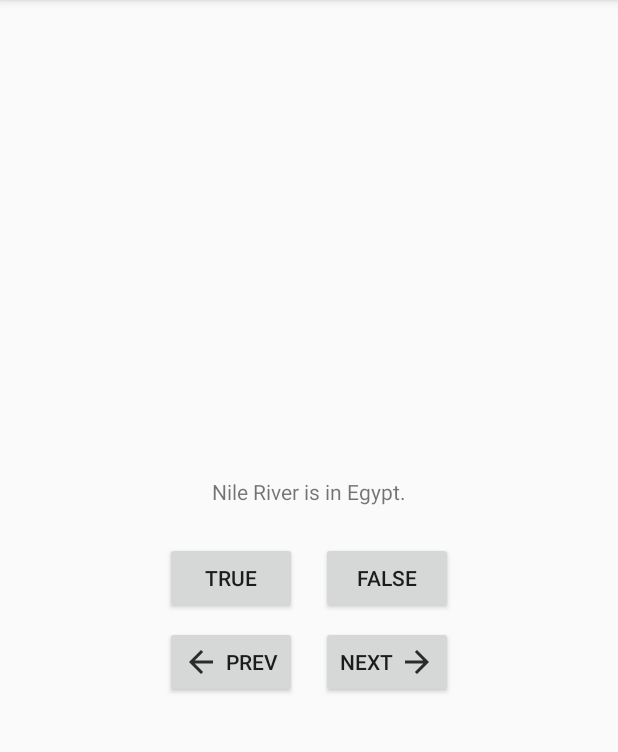
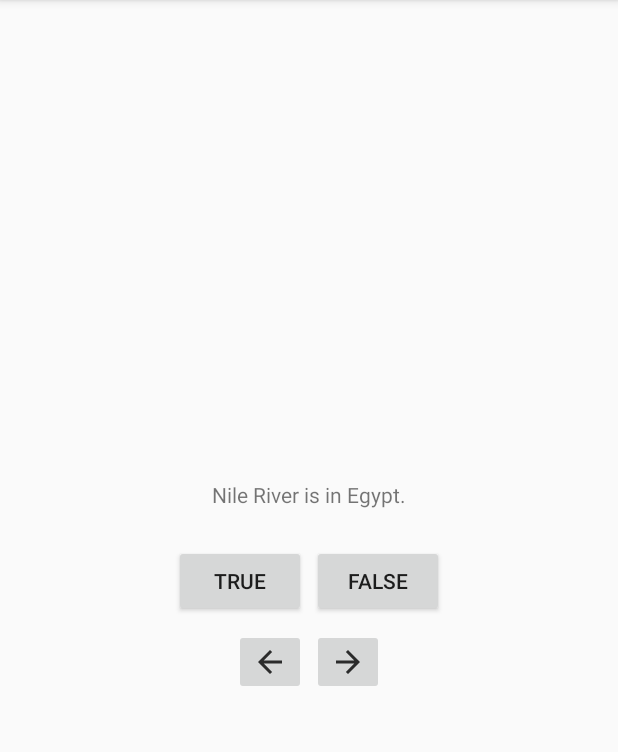
Before and after one commit to SebastianLiando/Android-Ranch, an Android app: the screen it shows after launch (QuizActivity), on a phone screen of 412 x 824 dp, the part 84-836 px from its top. Run offline under Robolectric (Android 15) with nearby library versions, the phone set to English and light mode, and no system bars.

Commit message:
change some buttons to image buttons
the previous and the next button are now image buttons. Solves the last challenge in chapter 2

```diff
--- a/GeoQuiz/app/src/main/java/com/zetzaus/geoquiz/QuizActivity.java
+++ b/GeoQuiz/app/src/main/java/com/zetzaus/geoquiz/QuizActivity.java
@@ -4,6 +4,7 @@ import android.os.Bundle;
 import android.view.Gravity;
 import android.view.View;
 import android.widget.Button;
+import android.widget.ImageButton;
 import android.widget.TextView;
 import android.widget.Toast;
 
@@ -17,8 +18,8 @@ public class QuizActivity extends AppCompatActivity {
 
     private Button mTrueButton;
     private Button mFalseButton;
-    private Button mNextButton;
-    private Button mPrevButton;
+    private ImageButton mNextButton;
+    private ImageButton mPrevButton;
     private TextView mQuestionText;
 
     private Question[] mQuestionBank = {
--- a/GeoQuiz/app/src/main/res/layout/activity_quiz.xml
+++ b/GeoQuiz/app/src/main/res/layout/activity_quiz.xml
@@ -22,7 +22,7 @@
             android:id="@+id/true_button"
             android:layout_width="wrap_content"
             android:layout_height="wrap_content"
-            android:layout_marginEnd="16dp"
+            android:layout_marginEnd="4dp"
             android:text="@string/button_true" />
 
         <Button
@@ -37,22 +37,20 @@
         android:layout_height="wrap_content"
         android:layout_marginTop="8dp">
 
-        <Button
+        <ImageButton
             android:id="@+id/button_prev"
             android:layout_width="wrap_content"
             android:layout_height="wrap_content"
-            android:layout_marginEnd="16dp"
-            android:drawableStart="@drawable/ic_prev"
-            android:drawablePadding="4dp"
-            android:text="@string/button_previous" />
+            android:layout_marginEnd="4dp"
+            android:contentDescription="@string/image_button_prev"
+            android:src="@drawable/ic_prev" />
 
-        <Button
+        <ImageButton
             android:id="@+id/button_next"
             android:layout_width="wrap_content"
             android:layout_height="wrap_content"
-            android:drawableEnd="@drawable/ic_next"
-            android:drawablePadding="4dp"
-            android:text="@string/button_next" />
+            android:contentDescription="@string/image_button_next"
+            android:src="@drawable/ic_next" />
 
     </LinearLayout>
 
--- a/GeoQuiz/app/src/main/res/values/strings.xml
+++ b/GeoQuiz/app/src/main/res/values/strings.xml
@@ -4,8 +4,10 @@
     <!-- Button labels -->
     <string name="button_false">False</string>
     <string name="button_true">True</string>
-    <string name="button_next">Next</string>
-    <string name="button_previous">Prev</string>
+
+    <!-- ImageButton description -->
+    <string name="image_button_next">Next Question</string>
+    <string name="image_button_prev">Previous Question</string>
 
     <!-- Toast messages -->
     <string name="toast_correct">Correct :D</string>
@@ -19,4 +21,5 @@
     <string name="question_five">Auckland is New Zealand\'s largest city.</string>
 
 
+
 </resources>
```
